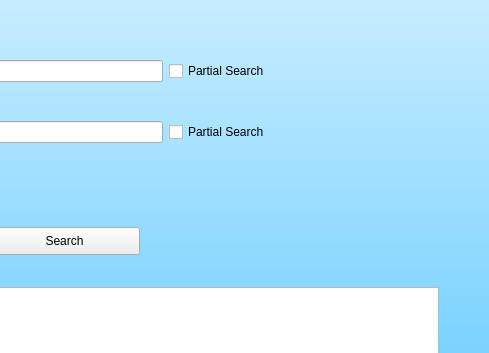
Before: the Qt Designer form DatabaseHost/stafflookup.ui in AlexHarbaugh1/CS499, drawn with Qt 5; both pictures show x 311 to 800 and y 243 to 596 of the 800 by 1200 pixel window.
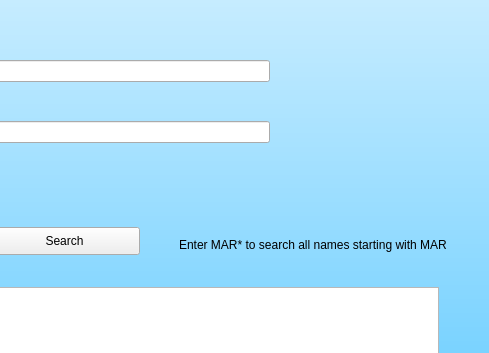
After: the same form once the commit is applied.

Commit message:
partial search update
added partial search to staff search and removed checkboxes from GUIs

The edit to the form file:
```diff
--- a/DatabaseHost/stafflookup.ui
+++ b/DatabaseHost/stafflookup.ui
@@ -110,6 +110,16 @@
      <item row="0" column="1">
       <widget class="QLineEdit" name="lastField"/>
      </item>
+     <item row="0" column="0">
+      <widget class="QLabel" name="labelLastName">
+       <property name="styleSheet">
+        <string notr="true">font: 14pt &quot;MS Shell Dlg 2&quot;;</string>
+       </property>
+       <property name="text">
+        <string>Last Name:</string>
+       </property>
+      </widget>
+     </item>
      <item row="1" column="1">
       <widget class="QLineEdit" name="firstField"/>
      </item>
@@ -123,30 +133,6 @@
        </property>
       </widget>
      </item>
-     <item row="0" column="0">
-      <widget class="QLabel" name="labelLastName">
-       <property name="styleSheet">
-        <string notr="true">font: 14pt &quot;MS Shell Dlg 2&quot;;</string>
-       </property>
-       <property name="text">
-        <string>Last Name:</string>
-       </property>
-      </widget>
-     </item>
-     <item row="0" column="2">
-      <widget class="QCheckBox" name="lastBox">
-       <property name="text">
-        <string>Partial Search</string>
-       </property>
-      </widget>
-     </item>
-     <item row="1" column="2">
-      <widget class="QCheckBox" name="firstBox">
-       <property name="text">
-        <string>Partial Search</string>
-       </property>
-      </widget>
-     </item>
     </layout>
    </widget>
    <widget class="QTableWidget" name="resultsTable">
@@ -160,6 +146,22 @@
     </property>
    </widget>
   </widget>
+  <widget class="QLabel" name="infoLabel_2">
+   <property name="geometry">
+    <rect>
+     <x>490</x>
+     <y>440</y>
+     <width>342</width>
+     <height>96</height>
+    </rect>
+   </property>
+   <property name="styleSheet">
+    <string notr="true">font: 14pt &quot;MS Shell Dlg 2&quot;;</string>
+   </property>
+   <property name="text">
+    <string>Enter MAR* to search all names starting with MAR</string>
+   </property>
+  </widget>
  </widget>
  <resources/>
  <connections/>
```
The commit also changes 5 other files.
